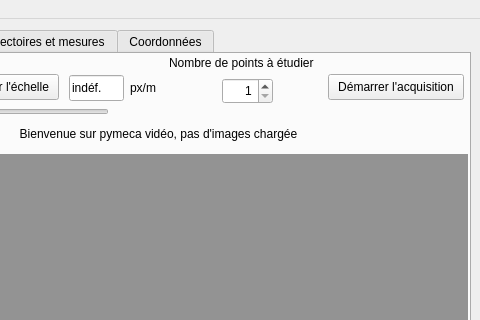
rene-d/pymecavideo, file pymecavideo.ui: the form before one commit; both pictures show x 193 to 673 and y 0 to 320 of the 673 by 675 pixel window.
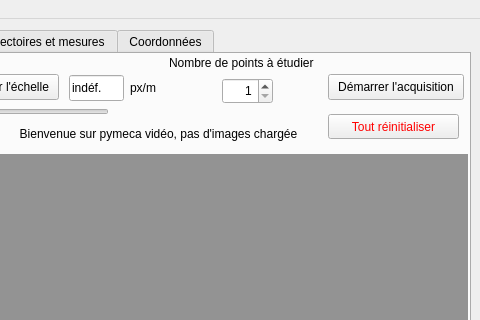
The form after the commit.

Commit message: initialisation de la capture

What changed in the file:
```diff
--- a/pymecavideo.ui
+++ b/pymecavideo.ui
@@ -278,6 +278,83 @@
          <string>Démarrer l'acquisition</string>
         </property>
        </widget>
+       <widget class="QPushButton" name="pushButton_reinit" >
+        <property name="geometry" >
+         <rect>
+          <x>510</x>
+          <y>60</y>
+          <width>131</width>
+          <height>25</height>
+         </rect>
+        </property>
+        <property name="palette" >
+         <palette>
+          <active>
+           <colorrole role="WindowText" >
+            <brush brushstyle="SolidPattern" >
+             <color alpha="255" >
+              <red>255</red>
+              <green>0</green>
+              <blue>0</blue>
+             </color>
+            </brush>
+           </colorrole>
+           <colorrole role="ButtonText" >
+            <brush brushstyle="SolidPattern" >
+             <color alpha="255" >
+              <red>255</red>
+              <green>0</green>
+              <blue>0</blue>
+             </color>
+            </brush>
+           </colorrole>
+          </active>
+          <inactive>
+           <colorrole role="WindowText" >
+            <brush brushstyle="SolidPattern" >
+             <color alpha="255" >
+              <red>255</red>
+              <green>0</green>
+              <blue>0</blue>
+             </color>
+            </brush>
+           </colorrole>
+           <colorrole role="ButtonText" >
+            <brush brushstyle="SolidPattern" >
+             <color alpha="255" >
+              <red>255</red>
+              <green>0</green>
+              <blue>0</blue>
+             </color>
+            </brush>
+           </colorrole>
+          </inactive>
+          <disabled>
+           <colorrole role="WindowText" >
+            <brush brushstyle="SolidPattern" >
+             <color alpha="255" >
+              <red>148</red>
+              <green>151</green>
+              <blue>153</blue>
+             </color>
+            </brush>
+           </colorrole>
+           <colorrole role="ButtonText" >
+            <brush brushstyle="SolidPattern" >
+             <color alpha="255" >
+              <red>138</red>
+              <green>143</green>
+              <blue>148</blue>
+             </color>
+            </brush>
+           </colorrole>
+          </disabled>
+         </palette>
+        </property>
+        <property name="text" >
+         <string>Tout réinitialiser</string>
+        </property>
+       </widget>
       </widget>
       <widget class="QWidget" name="tab_traj" >
        <attribute name="title" >
```
The commit also changes 2 other files.
